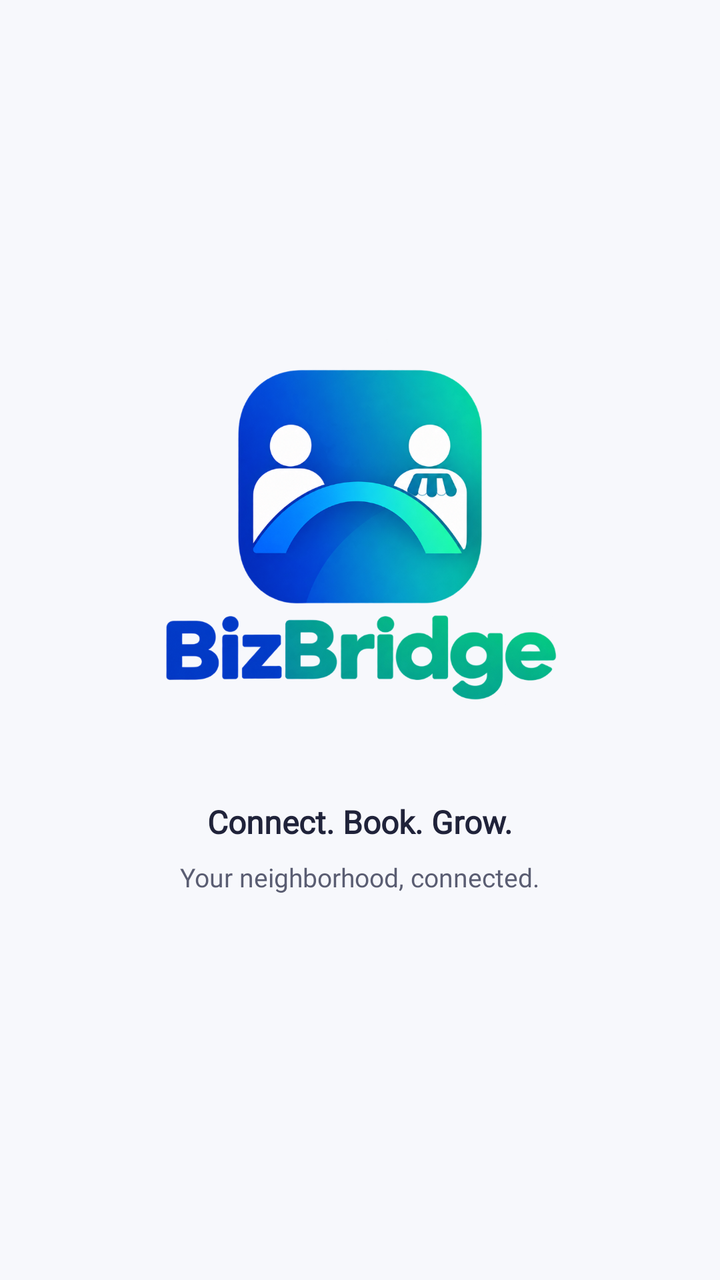
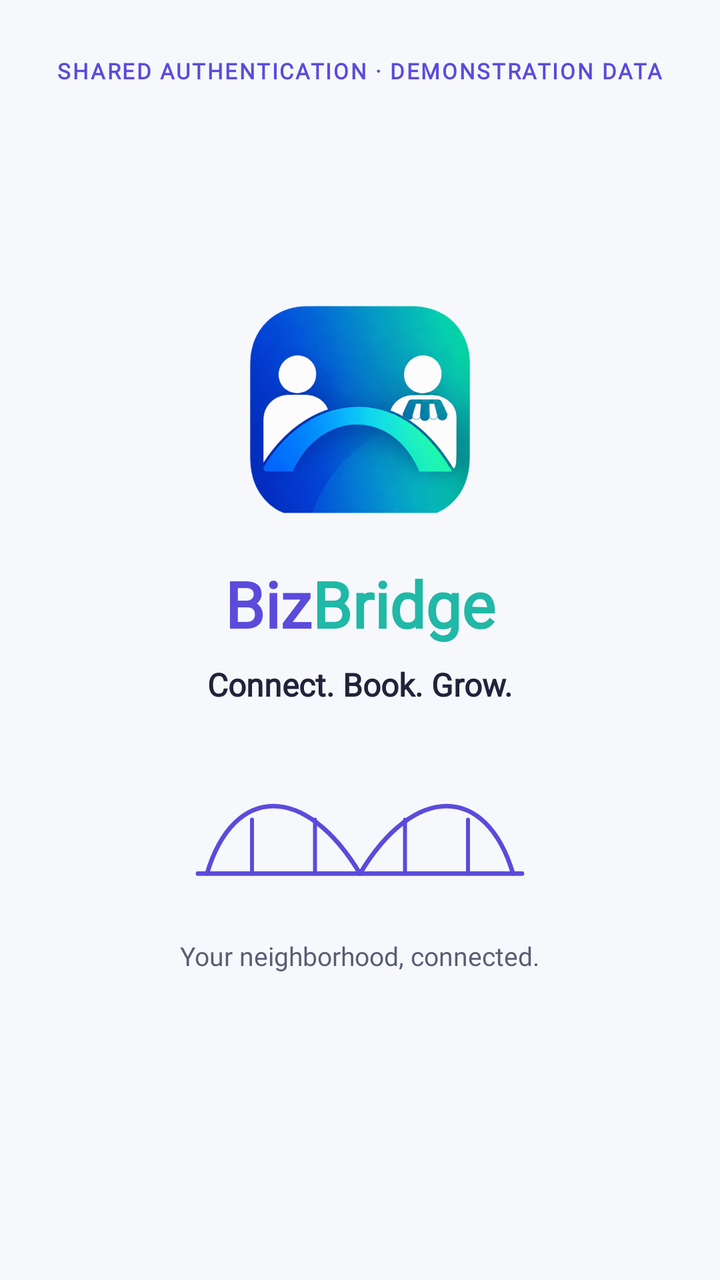

Two renders of the same Android screen: before a commit and after it. Below are the layout's source before the change and the commit's diff.
<!-- AndroidManifest.xml: application theme Theme.BizBridgeApp -->
<!-- res/layout/fragment_splash.xml -->
<?xml version="1.0" encoding="utf-8"?>
<androidx.constraintlayout.widget.ConstraintLayout xmlns:android="http://schemas.android.com/apk/res/android"
    xmlns:app="http://schemas.android.com/apk/res-auto"
    xmlns:tools="http://schemas.android.com/tools"
    android:layout_width="match_parent"
    android:layout_height="match_parent"
    android:background="@color/background"
    android:paddingStart="@dimen/screen_inset_horizontal"
    android:paddingTop="@dimen/screen_inset_top"
    android:paddingEnd="@dimen/screen_inset_horizontal"
    android:paddingBottom="@dimen/screen_inset_bottom">

    
    <LinearLayout
        android:id="@+id/ll_center_group"
        android:layout_width="wrap_content"
        android:layout_height="wrap_content"
        android:gravity="center_horizontal"
        android:orientation="vertical"
        app:layout_constraintBottom_toBottomOf="parent"
        app:layout_constraintEnd_toEndOf="parent"
        app:layout_constraintStart_toStartOf="parent"
        app:layout_constraintTop_toTopOf="parent"
        app:layout_constraintVertical_bias="0.45">

        
        <ImageView
            android:id="@+id/iv_logo"
            android:layout_width="230dp"
            android:layout_height="230dp"
            android:adjustViewBounds="true"
            android:scaleType="fitCenter"
            android:contentDescription="@string/app_name"
            android:src="@drawable/bizbridge_logo_full" />

        
        <TextView
            android:id="@+id/tv_tagline"
            android:layout_width="wrap_content"
            android:layout_height="wrap_content"
            android:layout_marginTop="16dp"
            android:fontFamily="@font/inter_variable"
            android:text="@string/tagline_connect_book_grow"
            android:textColor="@color/text_primary"
            android:textSize="@dimen/text_tagline"
            android:textStyle="bold" />

        
        <TextView
            android:id="@+id/tv_neighborhood"
            android:layout_width="wrap_content"
            android:layout_height="wrap_content"
            android:layout_marginTop="8dp"
            android:fontFamily="@font/inter_variable"
            android:text="@string/tagline_neighborhood"
            android:textColor="@color/text_secondary"
            android:textSize="@dimen/text_body_small" />
    </LinearLayout>

    
    <ProgressBar
        android:id="@+id/progress_bar"
        style="?android:attr/progressBarStyleSmall"
        android:layout_width="28dp"
        android:layout_height="28dp"
        android:layout_marginBottom="32dp"
        android:indeterminateTint="@color/primary"
        app:layout_constraintBottom_toBottomOf="parent"
        app:layout_constraintEnd_toEndOf="parent"
        app:layout_constraintStart_toStartOf="parent" />

</androidx.constraintlayout.widget.ConstraintLayout>
<!-- resources referenced by this layout -->
<resources>
  <color name="background">#F7F8FC</color>
  <color name="primary">#5B4BDB</color>
  <color name="text_primary">#20233A</color>
  <color name="text_secondary">#5A5D72</color>
  <dimen name="screen_inset_bottom">24dp</dimen>
  <dimen name="screen_inset_horizontal">22dp</dimen>
  <dimen name="screen_inset_top">16dp</dimen>
  <dimen name="text_body_small">13sp</dimen>
  <dimen name="text_tagline">16sp</dimen>
  <!-- drawable bizbridge_logo_full: png bitmap (drawable, 561522 bytes) -->
  <string name="app_name">BizBridge</string>
  <string name="tagline_connect_book_grow">Connect. Book. Grow.</string>
  <string name="tagline_neighborhood">Your neighborhood, connected.</string>
  <style name="Theme.BizBridgeApp" parent="Base.Theme.BizBridgeApp" />
  <style name="Base.Theme.BizBridgeApp" parent="Theme.Material3.Light.NoActionBar">
          
          <item name="colorPrimary">@color/primary</item>
          <item name="colorOnPrimary">@color/white</item>
          <item name="colorSecondary">@color/secondary</item>
          <item name="colorOnSecondary">@color/white</item>
          <item name="android:windowBackground">@color/background</item>
          <item name="android:statusBarColor">@color/background</item>
          <item name="android:windowLightStatusBar">true</item>
          <item name="fontFamily">@font/inter_variable</item>
      </style>
  <color name="white">#FFFFFFFF</color>
  <color name="secondary">#20B8A6</color>
</resources>

<!-- the commit's change to res/layout/fragment_splash.xml (unified diff, before → after) -->
@@ -11,6 +11,18 @@
     android:paddingBottom="@dimen/screen_inset_bottom">
 
     
+    <TextView
+        android:id="@+id/tv_auth_tag"
+        style="@style/TextAppearance.BizBridge.SubheaderTag"
+        android:layout_width="wrap_content"
+        android:layout_height="wrap_content"
+        android:layout_marginTop="12dp"
+        android:text="@string/shared_auth_demo_tag"
+        app:layout_constraintEnd_toEndOf="parent"
+        app:layout_constraintStart_toStartOf="parent"
+        app:layout_constraintTop_toTopOf="parent" />
+
+    
     <LinearLayout
         android:id="@+id/ll_center_group"
         android:layout_width="wrap_content"
@@ -20,25 +32,49 @@
         app:layout_constraintBottom_toBottomOf="parent"
         app:layout_constraintEnd_toEndOf="parent"
         app:layout_constraintStart_toStartOf="parent"
-        app:layout_constraintTop_toTopOf="parent"
+        app:layout_constraintTop_toBottomOf="@id/tv_auth_tag"
         app:layout_constraintVertical_bias="0.45">
 
         
         <ImageView
             android:id="@+id/iv_logo"
-            android:layout_width="230dp"
-            android:layout_height="230dp"
-            android:adjustViewBounds="true"
-            android:scaleType="fitCenter"
+            android:layout_width="112dp"
+            android:layout_height="112dp"
             android:contentDescription="@string/app_name"
-            android:src="@drawable/bizbridge_logo_full" />
+            android:src="@drawable/ic_bizbridge_logo_new" />
+
+        
+        <LinearLayout
+            android:layout_width="wrap_content"
+            android:layout_height="wrap_content"
+            android:layout_marginTop="20dp"
+            android:orientation="horizontal">
+
+            <TextView
+                android:layout_width="wrap_content"
+                android:layout_height="wrap_content"
+                android:fontFamily="@font/inter_variable"
+                android:text="Biz"
+                android:textColor="@color/primary"
+                android:textSize="32sp"
+                android:textStyle="bold" />
+
+            <TextView
+                android:layout_width="wrap_content"
+                android:layout_height="wrap_content"
+                android:fontFamily="@font/inter_variable"
+                android:text="Bridge"
+                android:textColor="@color/secondary"
+                android:textSize="32sp"
+                android:textStyle="bold" />
+        </LinearLayout>
 
         
         <TextView
             android:id="@+id/tv_tagline"
             android:layout_width="wrap_content"
             android:layout_height="wrap_content"
-            android:layout_marginTop="16dp"
+            android:layout_marginTop="8dp"
             android:fontFamily="@font/inter_variable"
             android:text="@string/tagline_connect_book_grow"
             android:textColor="@color/text_primary"
@@ -46,11 +82,20 @@
             android:textStyle="bold" />
 
         
+        <ImageView
+            android:id="@+id/iv_bridge_graphic"
+            android:layout_width="180dp"
+            android:layout_height="72dp"
+            android:layout_marginTop="28dp"
+            android:contentDescription="@string/tagline_connect_book_grow"
+            android:src="@drawable/ic_bridge_graphic" />
+
+        
         <TextView
             android:id="@+id/tv_neighborhood"
             android:layout_width="wrap_content"
             android:layout_height="wrap_content"
-            android:layout_marginTop="8dp"
+            android:layout_marginTop="16dp"
             android:fontFamily="@font/inter_variable"
             android:text="@string/tagline_neighborhood"
             android:textColor="@color/text_secondary"
@@ -61,9 +106,9 @@
     <ProgressBar
         android:id="@+id/progress_bar"
         style="?android:attr/progressBarStyleSmall"
-        android:layout_width="28dp"
-        android:layout_height="28dp"
-        android:layout_marginBottom="32dp"
+        android:layout_width="24dp"
+        android:layout_height="24dp"
+        android:layout_marginBottom="16dp"
         android:indeterminateTint="@color/primary"
         app:layout_constraintBottom_toBottomOf="parent"
         app:layout_constraintEnd_toEndOf="parent"
<!-- resource entries referenced after the edit -->
@@ -9,10 +9,74 @@
   <dimen name="screen_inset_top">16dp</dimen>
   <dimen name="text_body_small">13sp</dimen>
   <dimen name="text_tagline">16sp</dimen>
-  <!-- drawable bizbridge_logo_full: png bitmap (drawable, 561522 bytes) -->
+  <!-- drawable ic_bizbridge_logo_new: png bitmap (drawable, 391453 bytes) -->
+  <!-- drawable ic_bridge_graphic (drawable) -->
+  <vector xmlns:android="http://schemas.android.com/apk/res/android"
+      android:width="200dp"
+      android:height="80dp"
+      android:viewportWidth="200"
+      android:viewportHeight="80">
+  
+      
+      <path
+          android:strokeColor="#5B4BDB"
+          android:strokeWidth="2.5"
+          android:strokeLineCap="round"
+          android:pathData="M 15,62 C 30,12 70,12 100,62" />
+  
+      
+      <path
+          android:strokeColor="#5B4BDB"
+          android:strokeWidth="2.5"
+          android:strokeLineCap="round"
+          android:pathData="M 100,62 C 130,12 170,12 185,62" />
+  
+      
+      <path
+          android:strokeColor="#5B4BDB"
+          android:strokeWidth="2.5"
+          android:strokeLineCap="round"
+          android:pathData="M 10,62 L 190,62" />
+  
+      
+      <path
+          android:strokeColor="#5B4BDB"
+          android:strokeWidth="2.2"
+          android:strokeLineCap="round"
+          android:pathData="M 40,32 L 40,62" />
+  
+      
+      <path
+          android:strokeColor="#5B4BDB"
+          android:strokeWidth="2.2"
+          android:strokeLineCap="round"
+          android:pathData="M 75,32 L 75,62" />
+  
+      
+      <path
+          android:strokeColor="#5B4BDB"
+          android:strokeWidth="2.2"
+          android:strokeLineCap="round"
+          android:pathData="M 125,32 L 125,62" />
+  
+      
+      <path
+          android:strokeColor="#5B4BDB"
+          android:strokeWidth="2.2"
+          android:strokeLineCap="round"
+          android:pathData="M 160,32 L 160,62" />
+  </vector>
   <string name="app_name">BizBridge</string>
+  <string name="shared_auth_demo_tag">SHARED AUTHENTICATION · DEMONSTRATION DATA</string>
   <string name="tagline_connect_book_grow">Connect. Book. Grow.</string>
   <string name="tagline_neighborhood">Your neighborhood, connected.</string>
+  <style name="TextAppearance.BizBridge.SubheaderTag" parent="android:TextAppearance">
+          <item name="android:textSize">11sp</item>
+          <item name="android:textStyle">bold</item>
+          <item name="android:textColor">@color/primary</item>
+          <item name="android:letterSpacing">0.08</item>
+          <item name="fontFamily">@font/inter_variable</item>
+      </style>
   <style name="Theme.BizBridgeApp" parent="Base.Theme.BizBridgeApp" />
   <style name="Base.Theme.BizBridgeApp" parent="Theme.Material3.Light.NoActionBar">
           
